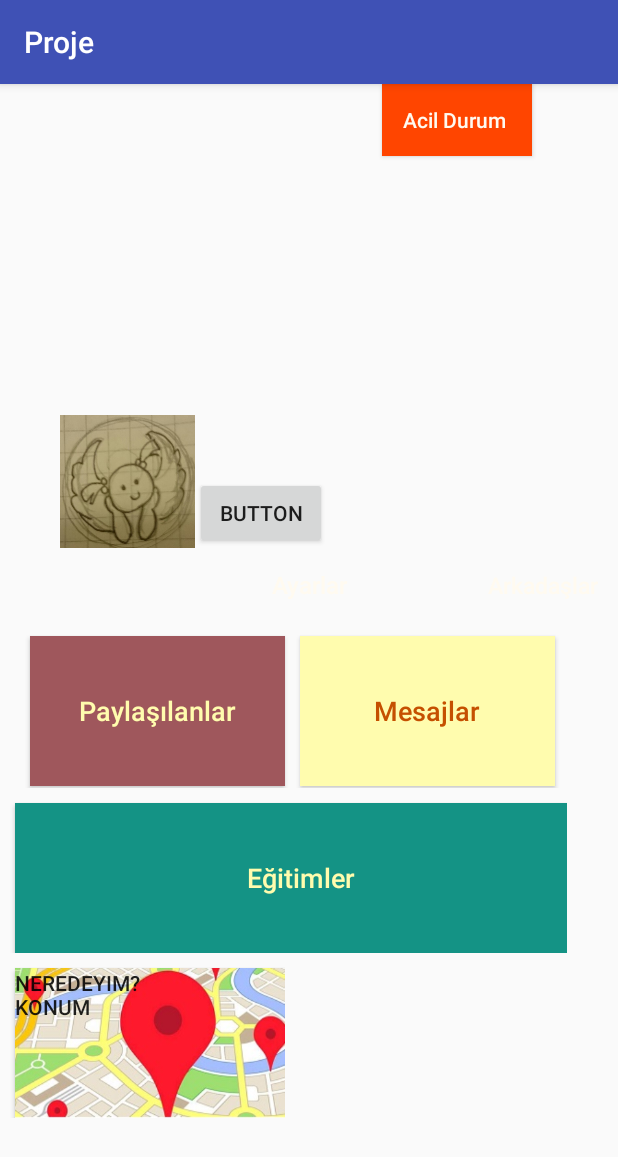
After one commit to SezinKokum/ProjeX, an Android app: the Profil screen opened directly, with no data from a screen before it, on a phone screen of 412 x 824 dp. The commit adds this screen. Shown: the top 1157 px of the screen. Run offline under Robolectric (Android 15) with nearby library versions, the phone set to English and light mode, and no system bars; pictures from the network do not load.

Commit message:
Profil version 1.0.0

```diff
--- a/app/build.gradle
+++ b/app/build.gradle
@@ -37,7 +37,7 @@ dependencies {
 //    compile 'com.google.firebase:firebase-auth:11.0.4'
 
 
-    compile 'com.android.support:appcompat-v7:25.+'
+    compile 'com.android.support:appcompat-v7:25.3.1'
     compile 'com.android.support.constraint:constraint-layout:1.0.2'
     compile 'com.github.bumptech.glide:glide:3.6.1'
     compile 'com.google.firebase:firebase-database:9.6.1'
@@ -54,4 +54,6 @@ dependencies {
 
 
 
+
+
 apply plugin: 'com.google.gms.google-services'
--- a/app/src/main/AndroidManifest.xml
+++ b/app/src/main/AndroidManifest.xml
@@ -24,7 +24,8 @@
         <activity android:name=".BaseActivity" />
         <activity android:name=".ChatActivity" />
         <activity android:name=".EgitimActivity" />
-        <activity android:name=".WebViewActivity"></activity>
+        <activity android:name=".WebViewActivity" />
+        <activity android:name=".Profil"></activity>
     </application>
 
 </manifest>
--- a/app/src/main/java/com/tatlicilar/proje/HomePage.java
+++ b/app/src/main/java/com/tatlicilar/proje/HomePage.java
@@ -10,14 +10,15 @@ public class HomePage extends AppCompatActivity {
 
     private Button chatBtn;
     private Button egitimBtn;
-    Intent intent, intent2;
+    private Button profilBtn;
+    Intent intent, intent2, intent3;
     @Override
     protected void onCreate(Bundle savedInstanceState) {
         super.onCreate(savedInstanceState);
         setContentView(R.layout.activity_home_page);
         chatBtn = (Button)findViewById(R.id.chatBtn);
         egitimBtn = (Button)findViewById(R.id.egitimBtn);
-
+        profilBtn= (Button)findViewById(R.id.profilBtn);
         chatBtn.setOnClickListener(new View.OnClickListener() {
             @Override
             public void onClick(View view) {
@@ -36,5 +37,13 @@ public class HomePage extends AppCompatActivity {
 
         });
 
+        profilBtn.setOnClickListener(new View.OnClickListener() {
+            @Override
+            public void onClick(View view) {
+                intent3 = new Intent(HomePage.this, Profil.class);
+                startActivity(intent3);
+            }
+
+        });
     }
 }
--- /dev/null
+++ b/app/src/main/java/com/tatlicilar/proje/Profil.java
@@ -0,0 +1,70 @@
+package com.tatlicilar.proje;
+
+import android.content.Intent;
+import android.net.Uri;
+import android.support.v7.app.AppCompatActivity;
+import android.os.Bundle;
+import android.view.View;
+import android.widget.Button;
+import android.widget.ImageView;
+
+public class Profil extends AppCompatActivity {
+
+    private static int RESULT_LOAD_IMAGE = 1;
+    private Button degistirBtn;
+    private Button acilBtn;
+    private Button paylasilanlarBtn;
+    private Button mesajlarBtn;
+    private Intent intent, intent2,intent3;
+
+    @Override
+    protected void onCreate(Bundle savedInstanceState) {
+        super.onCreate(savedInstanceState);
+        setContentView(R.layout.activity_profil);
+
+        degistirBtn = (Button)findViewById(R.id.resimdegistirBtn);
+        acilBtn = (Button)findViewById(R.id.acilBtn);
+        paylasilanlarBtn = (Button)findViewById(R.id.paylasilanBtn);
+        mesajlarBtn =(Button)findViewById(R.id.mesajlarBtn);
+        degistirBtn.setOnClickListener(new View.OnClickListener() {
+            @Override
+            public void onClick(View view) {
+                intent = new Intent(Intent.ACTION_PICK,
+                        android.provider.MediaStore.Images.Media.EXTERNAL_CONTENT_URI);
+                startActivityForResult(intent, RESULT_LOAD_IMAGE);
+
+            }
+        });
+        acilBtn.setOnClickListener(new View.OnClickListener() {
+            @Override
+            public void onClick(View view) {
+            }
+        });
+
+        paylasilanlarBtn.setOnClickListener(new View.OnClickListener() {
+            @Override
+            public void onClick(View view) {
+                intent2 = new Intent(Profil.this, HomePage.class);
+                startActivity(intent2);
+            }
+        });
+
+        mesajlarBtn.setOnClickListener(new View.OnClickListener() {
+            @Override
+            public void onClick(View view) {
+                intent3 = new Intent(Profil.this, ChatActivity.class);
+                startActivity(intent3);
+            }
+        });
+    }
+
+    @Override
+    protected void onActivityResult(int requestCode, int resultCode, Intent data) {
+        super.onActivityResult(requestCode, resultCode, data);
+        ImageView image2 = (ImageView) findViewById(R.id.profilResmi);
+        if (requestCode == RESULT_LOAD_IMAGE && resultCode == RESULT_OK && null != data) {
+            Uri selectedImage = data.getData();
+            image2.setImageURI(selectedImage); //profil fotoğrafına set ediyorum
+        }
+    }
+}
--- a/app/src/main/res/layout/activity_home_page.xml
+++ b/app/src/main/res/layout/activity_home_page.xml
@@ -15,9 +15,16 @@
         tools:layout_editor_absoluteY="127dp" />
 
     <Button
-        android:id="@+id/egitimBtn"
+    android:id="@+id/egitimBtn"
+    android:layout_width="wrap_content"
+    android:layout_height="wrap_content"
+    android:layout_weight="1"
+    android:text="Eğitim Kategoriler" />
+
+    <Button
+        android:id="@+id/profilBtn"
         android:layout_width="wrap_content"
         android:layout_height="wrap_content"
         android:layout_weight="1"
-        android:text="Eğitim Kategoriler" />
+        android:text="Proil" />
 </LinearLayout>
--- /dev/null
+++ b/app/src/main/res/layout/activity_profil.xml
@@ -0,0 +1,154 @@
+<LinearLayout
+    xmlns:android="http://schemas.android.com/apk/res/android"
+    xmlns:tools="http://schemas.android.com/tools"
+    android:layout_width="match_parent"
+    android:layout_height="match_parent"
+    android:orientation="vertical"
+    tools:background="@drawable/kayit"
+    tools:context="com.tatlicilar.proje.Profil">
+
+    <RelativeLayout
+        android:layout_width="368dp"
+        android:layout_height="80dp"
+        android:layout_weight="8"
+        tools:layout_editor_absoluteY="0dp"
+        tools:layout_editor_absoluteX="8dp">
+        <Button
+            android:layout_width="100dp"
+            android:layout_height="wrap_content"
+            android:layout_marginLeft="240dp"
+            android:background="#FF4500"
+            android:text="Acil Durum "
+            android:textColor="#FFFAF0"
+            android:textAllCaps="false"
+            android:layout_marginEnd="13dp"
+            android:layout_above="@+id/ikon"
+            android:layout_alignParentEnd="true"
+            android:id="@+id/acilBtn"/>
+
+        <ImageView
+            android:layout_gravity="bottom"
+            android:id="@+id/profilResmi"
+            android:layout_width="90dp"
+            android:layout_height="90dp"
+            android:src="@drawable/profil"
+            android:layout_marginLeft="40dp"
+            android:layout_alignParentBottom="true"
+            android:layout_alignParentLeft="true" />
+
+        <Button
+            android:id="@+id/resimdegistirBtn"
+            android:layout_width="wrap_content"
+            android:layout_height="wrap_content"
+            android:text="Button"
+            android:layout_alignParentBottom="true"
+            android:layout_toEndOf="@+id/profilResmi" />
+
+    </RelativeLayout>
+    <LinearLayout
+        android:layout_width="wrap_content"
+        android:layout_height="wrap_content"
+        android:layout_weight="2.77"
+        android:orientation="vertical"
+        android:weightSum="7"
+        tools:layout_editor_absoluteX="38dp"
+        tools:layout_editor_absoluteY="0dp">
+
+        <RelativeLayout
+            android:layout_width="wrap_content"
+            android:layout_height="wrap_content">
+
+            <Button
+                android:layout_width="100dp"
+                android:layout_height="wrap_content"
+                android:layout_alignBaseline="@+id/arkadasBtn"
+                android:layout_alignBottom="@+id/arkadasBtn"
+                android:layout_centerHorizontal="true"
+                android:layout_marginLeft="90dp"
+                android:background="#00000000"
+                android:text="Ayarlar"
+                android:textAllCaps="false"
+                android:textColor="#fffaf0"
+                android:textSize="16dp"
+                android:id="@+id/ayarlar"/>
+
+            <Button
+                android:id="@+id/arkadasBtn"
+                android:layout_width="100dp"
+                android:layout_height="wrap_content"
+                android:layout_alignParentEnd="true"
+                android:layout_alignParentTop="true"
+                android:layout_marginLeft="200dp"
+                android:background="#00000000"
+                android:text="Arkadaşlar"
+                android:textAllCaps="false"
+                android:textColor="#FFFAF0"
+                android:textSize="15dp" />
+        </RelativeLayout>
+
+        <RelativeLayout
+            android:layout_width="match_parent"
+            android:layout_height="wrap_content"
+            android:layout_weight="0.12">
+
+            <Button
+                android:layout_marginLeft="20dp"
+                android:layout_width="170dp"
+                android:layout_height="100dp"
+                android:layout_marginTop="10dp"
+                android:background="#9F575C"
+                android:text="Paylaşılanlar"
+                android:textAllCaps="false"
+                android:textColor="#fffcae"
+                android:textSize="18dp"
+                android:id="@+id/paylasilanBtn"/>
+
+            <Button
+                android:layout_width="170dp"
+                android:layout_height="100dp"
+                android:layout_marginLeft="200dp"
+                android:layout_marginTop="10dp"
+                android:background="#fffcae"
+                android:text="Mesajlar"
+                android:textAllCaps="false"
+                android:textColor="#c55000"
+                android:textSize="18dp"
+                android:id="@+id/mesajlarBtn"/>
+
+        </RelativeLayout>
+
+        <LinearLayout
+            android:layout_width="378dp"
+            android:layout_height="wrap_content">
+            <Button
+                android:layout_marginLeft="10dp"
+                android:layout_width="380dp"
+                android:layout_height="100dp"
+                android:layout_marginTop="10dp"
+                android:background="#149385"
+                android:text="Eğitimler"
+                android:textAllCaps="false"
+                android:textColor="#fffcae"
+                android:textSize="18dp"
+                android:id="@+id/egitimBtn"/>
+        </LinearLayout>
+        <RelativeLayout
+            android:layout_width="wrap_content"
+            android:layout_height="wrap_content">
+
+            <Button
+                android:layout_marginLeft="10dp"
+                android:layout_width="180dp"
+                android:layout_height="100dp"
+                android:layout_marginTop="10dp"
+                android:background="@drawable/maps"
+                android:gravity="top"
+                android:text="Neredeyim?
+                Konum"
+                android:id="@+id/konumBtn"/>
+        </RelativeLayout>
+
+
+    </LinearLayout>
+
+</LinearLayout>
```
Also changed, not shown: app/src/main/res/drawable/maps.jpg (added), app/src/main/res/drawable/profil.jpeg (added).
